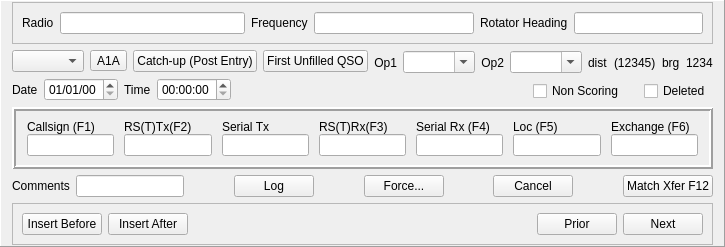
The window that mqt/MqtLogger/qsologframe.ui (zsteva/backup-minos2) describes before a commit, drawn with Qt 5.
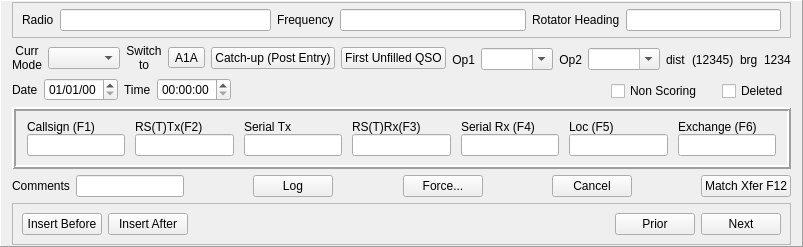
The same window after the commit.

Commit message: Add labels on modes

```diff
--- a/mqt/MqtLogger/qsologframe.ui
+++ b/mqt/MqtLogger/qsologframe.ui
@@ -109,6 +109,17 @@
         <layout class="QHBoxLayout" name="horizontalLayout_4">
          <item>
           <layout class="QHBoxLayout" name="horizontalLayout_2">
+           <item>
+            <widget class="QLabel" name="label_8">
+             <property name="text">
+              <string>Curr
+Mode</string>
+             </property>
+             <property name="alignment">
+              <set>Qt::AlignCenter</set>
+             </property>
+            </widget>
+           </item>
            <item>
             <widget class="QComboBox" name="ModeComboBoxGJV">
              <property name="focusPolicy">
@@ -116,6 +127,17 @@
              </property>
             </widget>
            </item>
+           <item>
+            <widget class="QLabel" name="label_9">
+             <property name="text">
+              <string>Switch
+to</string>
+             </property>
+             <property name="alignment">
+              <set>Qt::AlignCenter</set>
+             </property>
+            </widget>
+           </item>
            <item>
             <widget class="QToolButton" name="ModeButton">
              <property name="focusPolicy">
@@ -124,6 +146,9 @@
              <property name="text">
               <string>A1A</string>
              </property>
+             <property name="autoRaise">
+              <bool>false</bool>
+             </property>
             </widget>
            </item>
           </layout>
```
